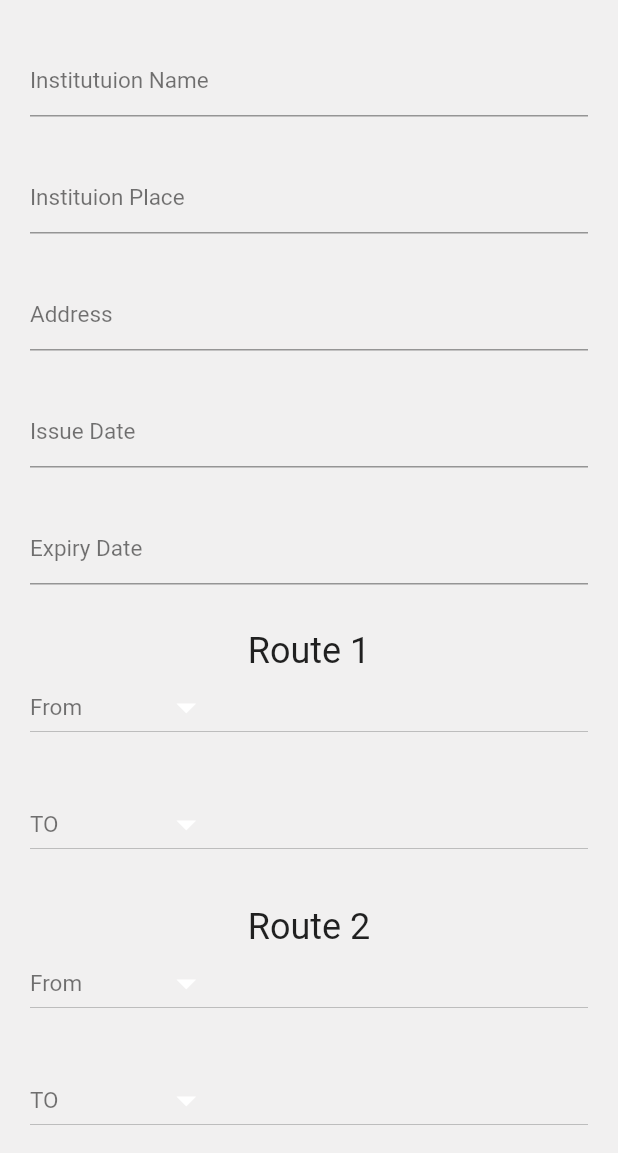
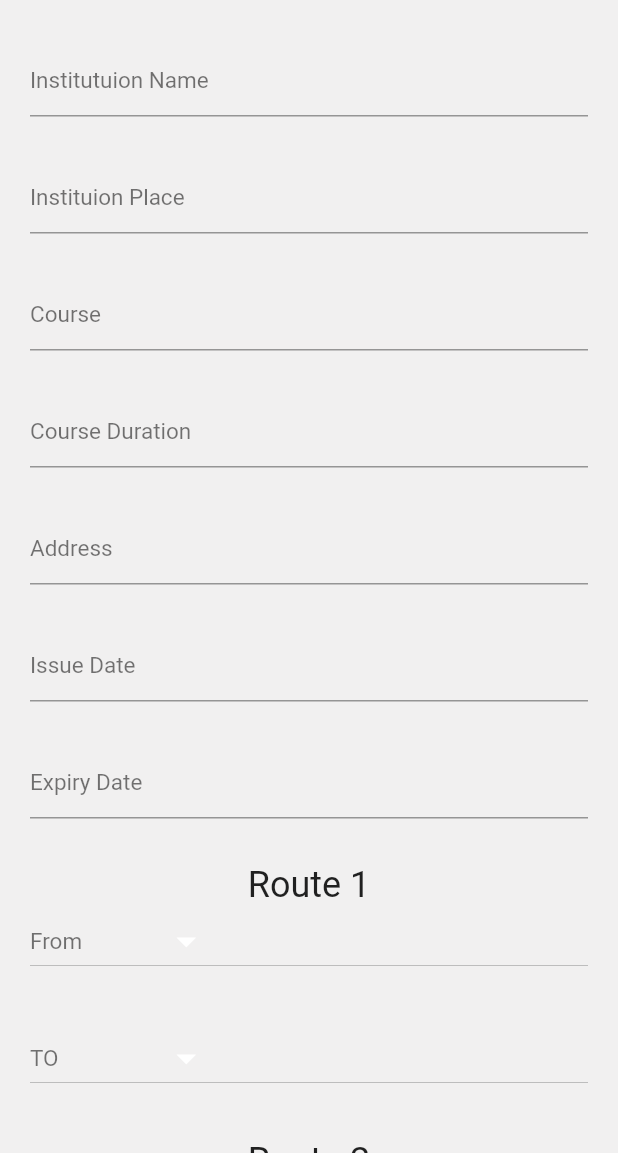
Before and after one commit to Macluster/bustracker, a Flutter app: the AddStCardDetails screen opened directly, on a phone screen of 412 x 824 dp, the part 83-1236 px from its top. Run offline on Flutter 3.47's test engine with Material 2 defaults, Android fonts, the phone set to English and light mode, and no system bars; our stand-ins replace file_picker, firebase_core, firebase_database, flip_card, flutter_zoom_drawer, supabase_flutter; accounts and stored records are empty; network calls fail.

Commit message:
st card front side done

```diff
--- a/lib/Models/StCardModel.dart
+++ b/lib/Models/StCardModel.dart
@@ -3,7 +3,7 @@
 class StCardModel
 {
 
-
+int stid;
 int userId;
 String institutionName;
 String institutionPlace;
@@ -11,9 +11,11 @@ String address;
 String issueDate;
 String expiryDate;
 String status;
+String course;
+String courseDuration;
 
 
-StCardModel(this.userId,this.institutionName,this.institutionPlace,this.address,this.issueDate,this.expiryDate,this.status);
+StCardModel(this.stid,this.userId,this.institutionName,this.institutionPlace,this.address,this.issueDate,this.expiryDate,this.status,this.course,this.courseDuration);
 
 
 
--- a/lib/Pages/AddStCardDetails.dart
+++ b/lib/Pages/AddStCardDetails.dart
@@ -20,6 +20,8 @@ class _AddStCardDetailsState extends State<AddStCardDetails> {
   var HomePlace = TextEditingController();
   var issueDate = TextEditingController();
   var expiryDate = TextEditingController();
+   var course = TextEditingController();
+    var courseDuration = TextEditingController();
 
   String currentBusStop1 = "";
   String destinationStop1 = "";
@@ -65,6 +67,23 @@ class _AddStCardDetailsState extends State<AddStCardDetails> {
                           style: Theme.of(context).textTheme.bodySmall,
                           controller: institutuionPlace,
                           decoration: InputDecoration(hintText: "Instituion Place", hintStyle: Theme.of(context).textTheme.bodySmall),
+                        ),
+                        const SizedBox(
+                          height: 30,
+                        ),
+                           TextField(
+                          style: Theme.of(context).textTheme.bodySmall,
+                          controller: course,
+                          decoration: InputDecoration(hintText: "Course", hintStyle: Theme.of(context).textTheme.bodySmall),
+                        ),
+
+                        const SizedBox(
+                          height: 30,
+                        ),
+                           TextField(
+                          style: Theme.of(context).textTheme.bodySmall,
+                          controller: courseDuration,
+                          decoration: InputDecoration(hintText: "Course Duration", hintStyle: Theme.of(context).textTheme.bodySmall),
                         ),
                         const SizedBox(
                           height: 30,
@@ -133,7 +152,7 @@ class _AddStCardDetailsState extends State<AddStCardDetails> {
                       var obj = SupaBaseDatabase();
                       var userID = await obj.getCurrentUserId();
 
-                      StCardModel model = StCardModel(userID, institutionName.text, institutuionPlace.text, HomePlace.text, issueDate.text, expiryDate.text, "pending");
+                      StCardModel model = StCardModel(0,userID, institutionName.text, institutuionPlace.text, HomePlace.text, issueDate.text, expiryDate.text, "pending",course.text,courseDuration.text);
                       await obj.AddStCardDetails(model);
                       int Stid = await obj.GetStIDOFStCard();
                       await obj.AddToStudentRoutes(Stid, currentBusStop1, destinationStop1, currentBusStop2, destinationStop2);
--- a/lib/Pages/ApplyStCardd.dart
+++ b/lib/Pages/ApplyStCardd.dart
@@ -55,6 +55,10 @@ class _ApplyStCardState extends State<ApplyStCard> {
               mainAxisAlignment: MainAxisAlignment.spaceBetween,
               children: [
                 Column(
+
+
+
+
                   children: [
                     const SizedBox(
                       height: 40,
```
Also changed, not shown: lib/Pages/ShowStCardPage.dart (+64 -28 lines), lib/backend/SupaBaseDatabase.dart (+33 -4 lines).
